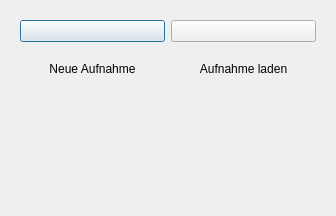
First picture: the form in ui/startscreen.ui, repository hanikesn/octopus, before the edit.
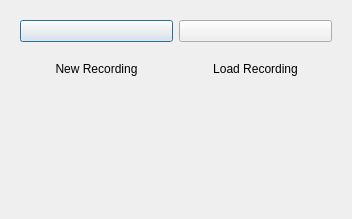
Second picture: the form after the edit. Icons and pictures are not drawn.

Commit message: Auch der StartScreen spricht Englisch. ;)

The edit to the form file:
```diff
--- a/ui/startscreen.ui
+++ b/ui/startscreen.ui
@@ -6,8 +6,8 @@
    <rect>
     <x>0</x>
     <y>0</y>
-    <width>336</width>
-    <height>216</height>
+    <width>352</width>
+    <height>219</height>
    </rect>
   </property>
   <property name="windowTitle">
@@ -57,7 +57,7 @@
           </sizepolicy>
          </property>
          <property name="text">
-          <string>Neue Aufnahme</string>
+          <string>New Recording</string>
          </property>
          <property name="alignment">
           <set>Qt::AlignHCenter|Qt::AlignTop</set>
@@ -92,7 +92,7 @@
        <item>
         <widget class="QLabel" name="loadLabel">
          <property name="text">
-          <string>Aufnahme laden</string>
+          <string>Load Recording</string>
          </property>
          <property name="alignment">
           <set>Qt::AlignHCenter|Qt::AlignTop</set>
```
